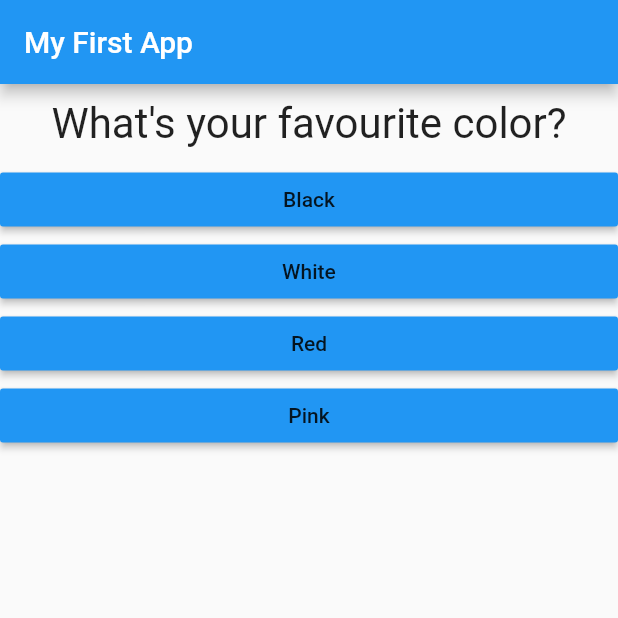
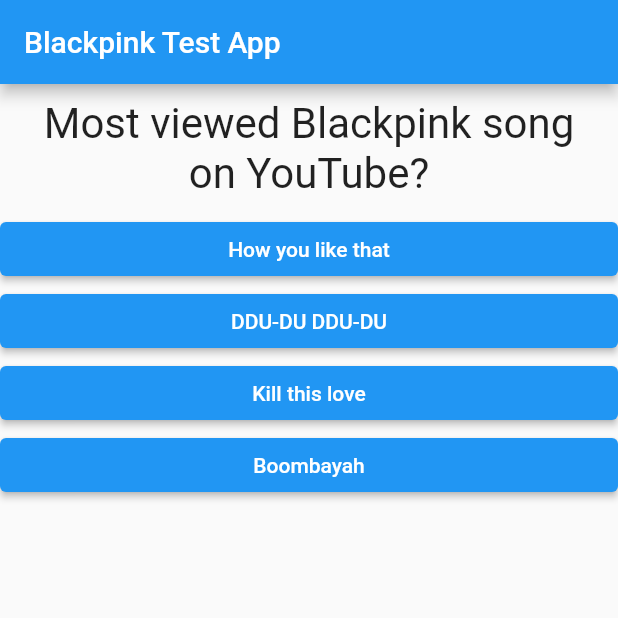
Before and after one commit to MirjahonMirsaidov/quiz_app, a Flutter app: the screen it shows after launch, on a phone screen of 412 x 824 dp, the top half of it. Run offline on Flutter 3.47's test engine with Material 2 defaults, Android fonts, the phone set to English and light mode, and no system bars.

Commit message:
new 'how well do you know blackpink' test app

```diff
--- a/lib/answer.dart
+++ b/lib/answer.dart
@@ -9,8 +9,7 @@ class Answer extends StatelessWidget {
   Widget build(BuildContext context) {
     return Container(
       width: double.infinity,
-      child: RaisedButton(
-        color: Colors.blue,
+      child: ElevatedButton(
         child: Text(text),
         onPressed: selectHandler,
       ),
--- a/lib/main.dart
+++ b/lib/main.dart
@@ -28,30 +28,30 @@ class MyAppState extends State {
 
   var questions = [
     {
-      'question': "What's your favourite color?",
+      'question': "Most viewed Blackpink song on YouTube?",
       'answers': [
-        {'text': 'Black', 'score': 9},
-        {'text': 'White', 'score': 8},
-        {'text': 'Red', 'score': 5},
-        {'text': 'Pink', 'score': 5}
+        {'text': 'How you like that', 'score': 0},
+        {'text': 'DDU-DU DDU-DU', 'score': 1},
+        {'text': 'Kill this love', 'score': 0},
+        {'text': 'Boombayah', 'score': 0}
       ]
     },
     {
-      'question': "What's your favourite animal?",
+      'question': "Realese date of first MV?",
       'answers': [
-        {'text': 'Dog', 'score': 9},
-        {'text': 'Cat', 'score': 8},
-        {'text': 'Elephant', 'score': 5},
-        {'text': 'Cow', 'score': 5}
+        {'text': 'January 6, 2016', 'score': 0},
+        {'text': 'August 8, 2016', 'score': 1},
+        {'text': 'February 9, 2017', 'score': 0},
+        {'text': 'May 22, 2017', 'score': 0}
       ]
     },
     {
-      'question': "What's your favourite musician?",
+      'question': "What's the name of first single album of Blackpink?",
       'answers': [
-        {'text': 'BlackPink', 'score': 9},
-        {'text': 'Justin Bieber', 'score': 8},
-        {'text': 'Taylor Swift', 'score': 5},
-        {'text': 'Drake', 'score': 5}
+        {'text': 'BlackPink in your area', 'score': 0},
+        {'text': 'Square One', 'score': 1},
+        {'text': 'The Show', 'score': 0},
+        {'text': 'Lovesick girls', 'score': 0}
       ]
     }
   ];
@@ -68,7 +68,7 @@ class MyAppState extends State {
     return MaterialApp(
       home: Scaffold(
         appBar: AppBar(
-          title: Text('My First App'),
+          title: Text('Blackpink Test App'),
         ),
         body: questionIndex < questions.length
             ? Quiz(
--- a/lib/result.dart
+++ b/lib/result.dart
@@ -7,12 +7,12 @@ class Result extends StatelessWidget {
 
   String get resultMessage {
     String message;
-    if (totalScore >= 20) {
+    if (totalScore == 3) {
       message = 'You are awesome';
-    } else if (totalScore >= 15) {
-      message = 'You are good';
+    } else if (totalScore == 2) {
+      message = 'New fan?';
     } else {
-      message = 'You are ... strange';
+      message = 'You still think you are a blink?';
     }
     return message;
   }
@@ -27,10 +27,9 @@ class Result extends StatelessWidget {
             style: TextStyle(fontSize: 36, fontWeight: FontWeight.bold),
             textAlign: TextAlign.center,
           ),
-          FlatButton(
+          OutlinedButton(
             onPressed: resetHandler,
             child: Text('Reset Quiz!'),
-            textColor: Colors.blue,
           )
         ],
       ),
```
